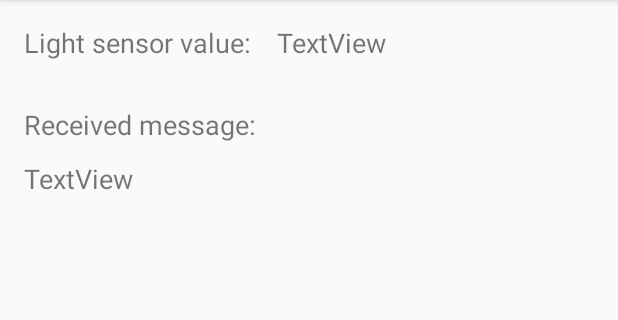
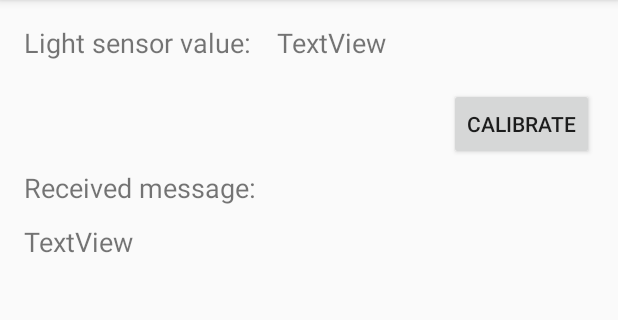
Before and after one commit to TP-MOSch/Android_MorseCode, an Android app: the ReceiveActivity screen opened directly, with no data from a screen before it, on a phone screen of 412 x 824 dp, the part 84-404 px from its top. Run offline under Robolectric (Android 15) with nearby library versions, the phone set to English and light mode, and no system bars.

Commit message:
Add light sensor calibration

```diff
--- a/app/src/main/java/moshch/morsecode/SendActivity.java
+++ b/app/src/main/java/moshch/morsecode/SendActivity.java
@@ -31,6 +31,7 @@ public class SendActivity extends AppCompatActivity {
             @Override
             public void onClick(View v) {
                 String sosString = "...*---*...";
+                flashlight.setUnitValue(seekBarUnit.getProgress());
                 flashlight.makeMorseCode(editText.getText().toString());
             }
         });
@@ -56,7 +57,6 @@ public class SendActivity extends AppCompatActivity {
             @Override
             public void onStopTrackingTouch(SeekBar seekBar) {
                 textViewUnitValue.setText(String.valueOf(seekBarUnit.getProgress()));
-                flashlight.setUnitValue(seekBarUnit.getProgress());
             }
         });
     }
--- a/app/src/main/res/layout/activity_receive.xml
+++ b/app/src/main/res/layout/activity_receive.xml
@@ -33,17 +33,6 @@
         android:layout_toEndOf="@+id/textView_lightSensorText" />
 
     <TextView
-        android:text="@string/text_receive_receivedMessageText"
-        android:layout_width="wrap_content"
-        android:layout_height="wrap_content"
-        android:layout_marginTop="30dp"
-        android:id="@+id/textView_receivedMessageText"
-        android:textSize="18sp"
-        android:layout_below="@+id/textView_lightSensorText"
-        android:layout_alignParentLeft="true"
-        android:layout_alignParentStart="true" />
-
-    <TextView
         android:text="TextView"
         android:layout_width="wrap_content"
         android:layout_height="wrap_content"
@@ -54,4 +43,25 @@
         android:layout_alignParentStart="true"
         android:layout_marginTop="11dp" />
 
+    <TextView
+        android:text="@string/text_receive_receivedMessageText"
+        android:layout_width="wrap_content"
+        android:layout_height="wrap_content"
+        android:layout_marginTop="72dp"
+        android:id="@+id/textView_receivedMessageText"
+        android:textSize="18sp"
+        android:layout_below="@+id/textView_lightSensorText"
+        android:layout_alignParentLeft="true"
+        android:layout_alignParentStart="true" />
+
+    <Button
+        android:text="@string/button_receive_calibrate"
+        android:layout_width="wrap_content"
+        android:layout_height="wrap_content"
+        android:layout_below="@+id/textView_lightSensorValue"
+        android:layout_alignParentRight="true"
+        android:layout_alignParentEnd="true"
+        android:layout_marginTop="18dp"
+        android:id="@+id/button_calibrateUnit" />
+
 </RelativeLayout>
--- a/app/src/main/res/values/strings.xml
+++ b/app/src/main/res/values/strings.xml
@@ -11,4 +11,5 @@
     <string name="text_send_unitTime">Set one unit time:</string>
     <string name="text_receive_lightSensorText">Light sensor value:</string>
     <string name="text_receive_receivedMessageText">Received message:</string>
+    <string name="button_receive_calibrate">Calibrate</string>
 </resources>
```
Also changed, not shown: app/src/main/java/moshch/morsecode/MorseLightSensor.java (+34 -3 lines), app/src/main/java/moshch/morsecode/ReceiveActivity.java (+29 -3 lines), 1 other file.
